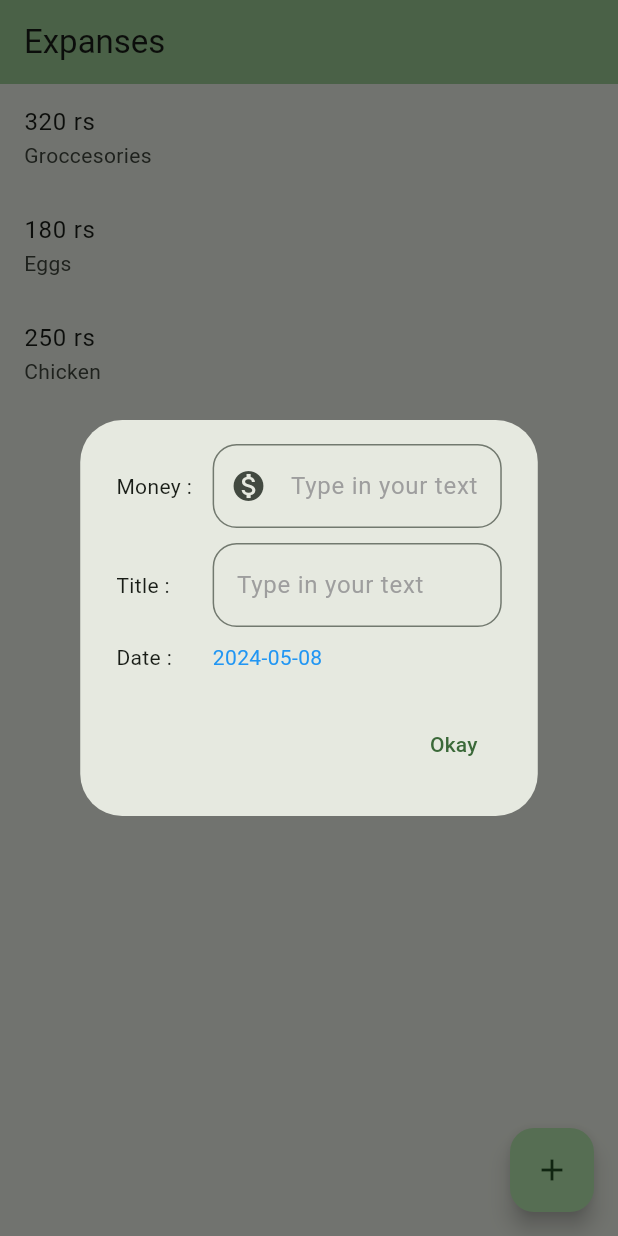
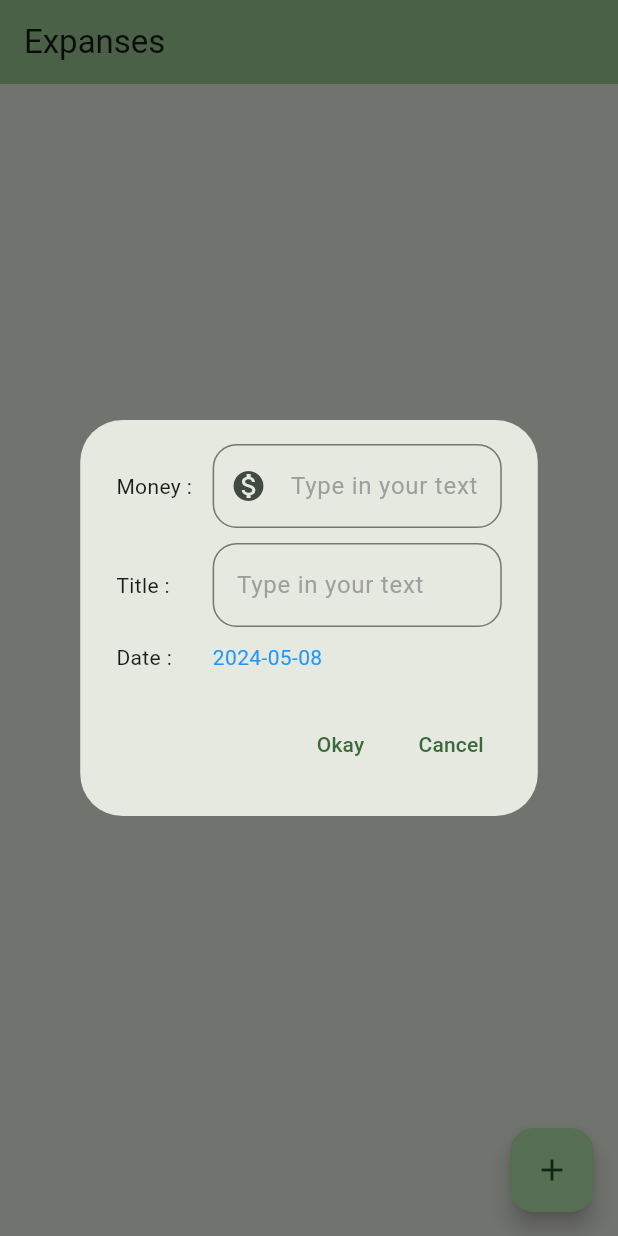
Before and after one commit to MudeNalinNaik/expense_tracking, a Flutter app: the screen it shows after launch, after a tap on the "add" icon, on a phone screen of 412 x 824 dp. Run offline on Flutter 3.47's test engine with Material 3 defaults, Android fonts, the phone set to English and light mode, and no system bars.

```diff
--- /dev/null
+++ b/lib/domains/expence_domain.dart
@@ -0,0 +1,7 @@
+class Expense {
+  final String title;
+  final String money;
+  final DateTime date;
+
+  Expense({required this.title, required this.money, required this.date});
+}
--- a/lib/screens/homepage.dart
+++ b/lib/screens/homepage.dart
@@ -2,6 +2,8 @@ import 'package:flutter/cupertino.dart';
 import 'package:flutter/material.dart';
 import 'package:flutter/services.dart';
 import 'package:flutter/widgets.dart';
+
+import '../domains/expence_domain.dart';
 
 class MyHomePage extends StatefulWidget {
   const MyHomePage({super.key});
@@ -11,6 +13,9 @@ class MyHomePage extends StatefulWidget {
 }
 
 class _MyHomePageState extends State<MyHomePage> {
+  final titleController = TextEditingController();
+  final moneyController = TextEditingController();
+
   DateTime selectedDate = DateTime.now();
 
   Future<void> _selectDate(BuildContext context) async {
@@ -26,6 +31,8 @@ class _MyHomePageState extends State<MyHomePage> {
     }
   }
 
+  List<Expense> expenses = [];
+
   @override
   Widget build(BuildContext context) {
     return Scaffold(
@@ -33,29 +40,38 @@ class _MyHomePageState extends State<MyHomePage> {
         backgroundColor: Theme.of(context).colorScheme.inversePrimary,
         title: const Text('Expanses'),
       ),
-      body: const Column(
+      body: SingleChildScrollView(
+        child: Column(
           children: <Widget>[
+            for (int a = 0; a < expenses.length; a++)
               ListTile(
-            title: Text('320 rs'),
-            subtitle: Text('Groccesories'),
+                title: Text(expenses[a].money),
+                subtitle: Row(
+                  mainAxisAlignment: MainAxisAlignment.spaceBetween,
+                  children: [
+                    Text(expenses[a].title),
+                    Text(
+                        "${expenses[a].date.year.toString()}-${expenses[a].date.month.toString().padLeft(2, '0')}-${expenses[a].date.day.toString().padLeft(2, '0')}"),
+                  ],
                 ),
-          ListTile(
-            title: Text('180 rs'),
-            subtitle: Text('Eggs'),
-          ),
-          ListTile(
-            title: Text('250 rs'),
-            subtitle: Text('Chicken'),
               ),
           ],
         ),
+      ),
       floatingActionButton: FloatingActionButton(
         onPressed: () {
+          addItem();
+        },
+        tooltip: 'Add New',
+        child: const Icon(Icons.add),
+      ),
+    );
+  }
+
+  addItem() {
     showDialog(
         context: context,
-              builder: (_) => StatefulBuilder(
-                  builder: (context, setState) {
-                    DateTime selectedDate = DateTime.now();
+        builder: (_) => StatefulBuilder(builder: (context, setState) {
               return AlertDialog(
                 content: Column(
                   mainAxisSize: MainAxisSize.min,
@@ -66,6 +82,7 @@ class _MyHomePageState extends State<MyHomePage> {
                         Expanded(
                             flex: 3,
                             child: TextField(
+                              controller: moneyController,
                               keyboardType: TextInputType.number,
                               inputFormatters: <TextInputFormatter>[
                                 FilteringTextInputFormatter.allow(
@@ -73,13 +90,11 @@ class _MyHomePageState extends State<MyHomePage> {
                                 FilteringTextInputFormatter.digitsOnly
                               ],
                               decoration: InputDecoration(
-                                        prefixIcon:
-                                            const Icon(Icons.monetization_on),
+                                prefixIcon: const Icon(Icons.monetization_on),
                                 border: OutlineInputBorder(
                                   borderRadius: BorderRadius.circular(16.0),
                                 ),
-                                        hintStyle:
-                                            const TextStyle(color: Colors.grey),
+                                hintStyle: const TextStyle(color: Colors.grey),
                                 hintText: "Type in your text",
                                 fillColor: Colors.white70,
                               ),
@@ -95,12 +110,12 @@ class _MyHomePageState extends State<MyHomePage> {
                         Expanded(
                             flex: 3,
                             child: TextField(
+                              controller: titleController,
                               decoration: InputDecoration(
                                 border: OutlineInputBorder(
                                   borderRadius: BorderRadius.circular(16.0),
                                 ),
-                                        hintStyle:
-                                            const TextStyle(color: Colors.grey),
+                                hintStyle: const TextStyle(color: Colors.grey),
                                 hintText: "Type in your text",
                                 fillColor: Colors.white70,
                               ),
@@ -116,23 +131,9 @@ class _MyHomePageState extends State<MyHomePage> {
                         Expanded(
                             flex: 3,
                             child: InkWell(
-                                      onTap: () {
-
-                                        Future<void> _selectDate(BuildContext context) async {
-                                          final DateTime? picked = await showDatePicker(
-                                              context: context,
-                                              initialDate: selectedDate,
-                                              firstDate: DateTime(2015, 8),
-                                              lastDate: DateTime(2101));
-                                          if (picked != null && picked != selectedDate) {
-                                            setState(() {
-                                              selectedDate = picked;
-                                            });
-                                          }
-                                        }
-                                      },
+                              onTap: () {},
                               child: Text(
-                                        "${selectedDate.year.toString()}-${selectedDate.month.toString().padLeft(2,'0')}-${selectedDate.day.toString().padLeft(2,'0')}",
+                                "${selectedDate.year.toString()}-${selectedDate.month.toString().padLeft(2, '0')}-${selectedDate.day.toString().padLeft(2, '0')}",
                                 style: Theme.of(context)
                                     .textTheme
                                     .bodyMedium
@@ -146,17 +147,25 @@ class _MyHomePageState extends State<MyHomePage> {
                 actions: [
                   TextButton(
                       onPressed: () {
+
+                        setState(() {
+                          expenses.add(Expense(
+                              title: titleController.text,
+                              money: moneyController.text,
+                              date: DateTime.now()));
+                          titleController.clear();
+                          moneyController.clear();
+                        });
                         Navigator.pop(context);
                       },
-                              child: const Text('Okay'))
+                      child: const Text('Okay')),
+                  TextButton(
+                      onPressed: () {
+                        Navigator.pop(context);
+                      },
+                      child: const Text('Cancel')),
                 ],
               );
-                }
-              ));
-        },
-        tooltip: 'Add New',
-        child: const Icon(Icons.add),
-      ),
-    );
+            }));
   }
 }
```
Lines whose indentation alone changed are shown as unchanged.
